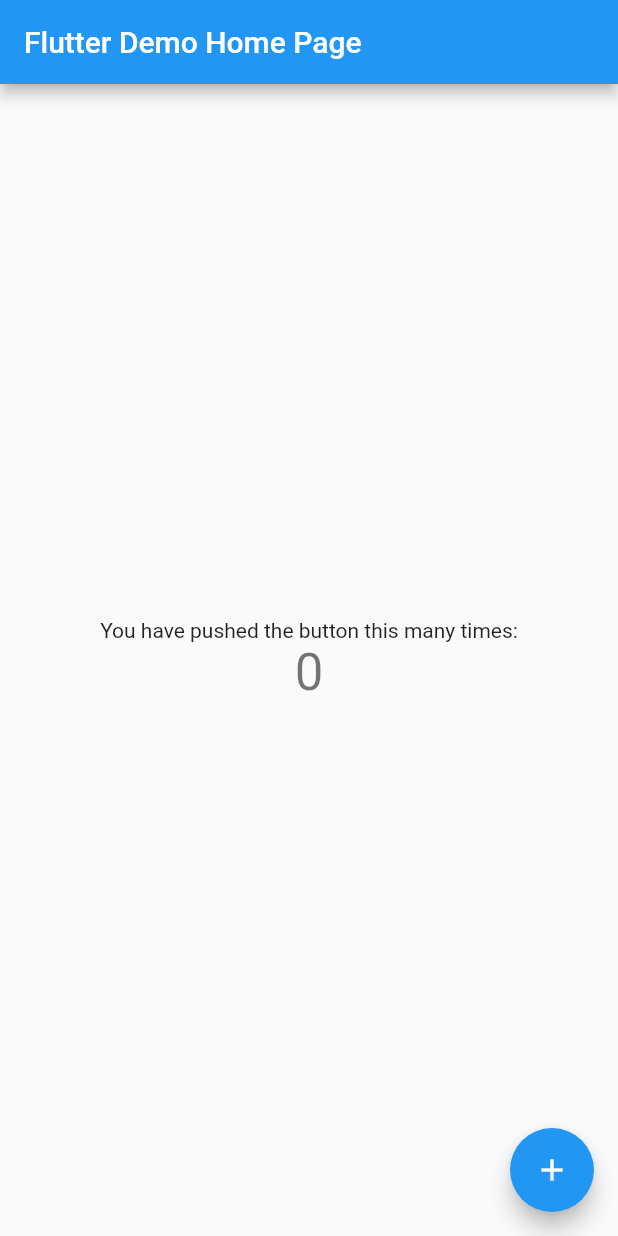
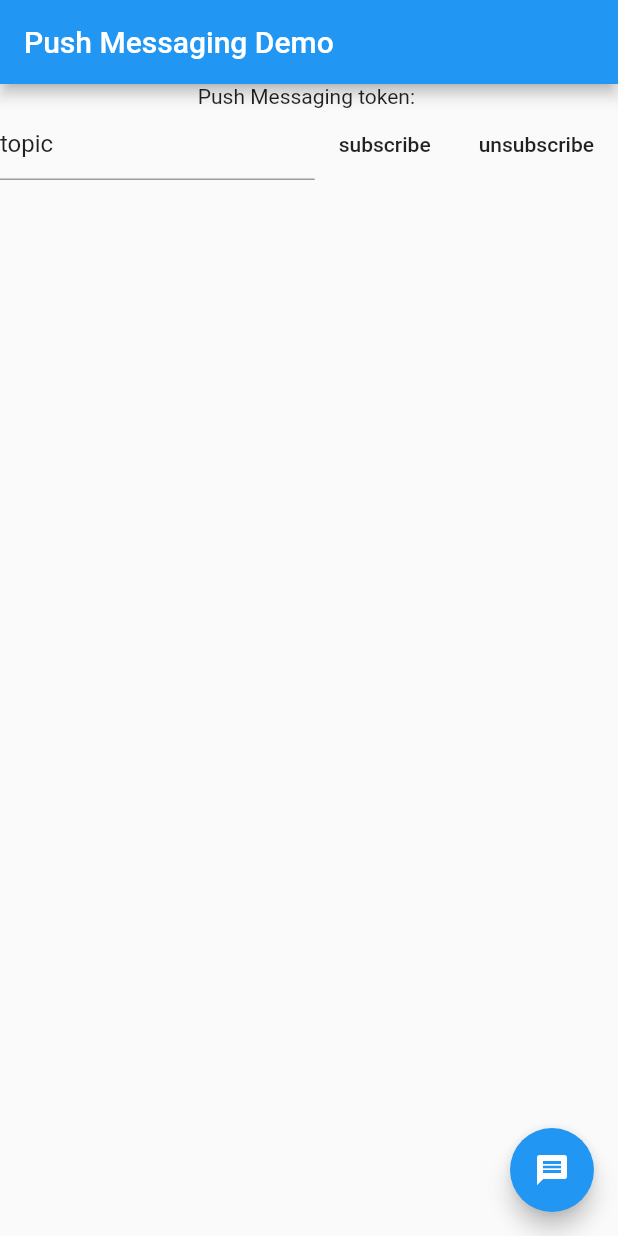
Before and after one commit to cebesharun/flutterpush, a Flutter app: the screen it shows after launch, on a phone screen of 412 x 824 dp. Run offline on Flutter 3.47's test engine with Material 2 defaults, Android fonts, the phone set to English and light mode, and no system bars; our stand-ins replace firebase_messaging; accounts and stored records are empty.

Commit message:
config firebase

```diff
--- a/lib/main.dart
+++ b/lib/main.dart
@@ -1,117 +1,243 @@
+// Copyright 2019 The Chromium Authors. All rights reserved.
+// Use of this source code is governed by a BSD-style license that can be
+// found in the LICENSE file.
+
+import 'dart:async';
+
+import 'package:firebase_messaging/firebase_messaging.dart';
 import 'package:flutter/material.dart';
-
-void main() {
-  runApp(MyApp());
+final Map<String, Item> _items = <String, Item>{};
+Item _itemForMessage(Map<String, dynamic> message) {
+  final dynamic data = message['data'] ?? message;
+  final String itemId = data['id'];
+  final Item item = _items.putIfAbsent(itemId, () => Item(itemId: itemId))
+    ..status = data['status'];
+  return item;
 }
 
-class MyApp extends StatelessWidget {
-  // This widget is the root of your application.
-  @override
-  Widget build(BuildContext context) {
-    return MaterialApp(
-      title: 'Flutter Demo',
-      theme: ThemeData(
-        // This is the theme of your application.
-        //
-        // Try running your application with "flutter run". You'll see the
-        // application has a blue toolbar. Then, without quitting the app, try
-        // changing the primarySwatch below to Colors.green and then invoke
-        // "hot reload" (press "r" in the console where you ran "flutter run",
-        // or simply save your changes to "hot reload" in a Flutter IDE).
-        // Notice that the counter didn't reset back to zero; the application
-        // is not restarted.
-        primarySwatch: Colors.blue,
-        // This makes the visual density adapt to the platform that you run
-        // the app on. For desktop platforms, the controls will be smaller and
-        // closer together (more dense) than on mobile platforms.
-        visualDensity: VisualDensity.adaptivePlatformDensity,
+class Item {
+  Item({this.itemId});
+  final String itemId;
+
+  StreamController<Item> _controller = StreamController<Item>.broadcast();
+  Stream<Item> get onChanged => _controller.stream;
+
+  String _status;
+  String get status => _status;
+  set status(String value) {
+    _status = value;
+    _controller.add(this);
+  }
+
+  static final Map<String, Route<void>> routes = <String, Route<void>>{};
+  Route<void> get route {
+    final String routeName = '/detail/$itemId';
+    return routes.putIfAbsent(
+      routeName,
+      () => MaterialPageRoute<void>(
+        settings: RouteSettings(name: routeName),
+        builder: (BuildContext context) => DetailPage(itemId),
       ),
-      home: MyHomePage(title: 'Flutter Demo Home Page'),
     );
   }
 }
 
-class MyHomePage extends StatefulWidget {
-  MyHomePage({Key key, this.title}) : super(key: key);
+class DetailPage extends StatefulWidget {
+  DetailPage(this.itemId);
+  final String itemId;
+  @override
+  _DetailPageState createState() => _DetailPageState();
+}
 
-  // This widget is the home page of your application. It is stateful, meaning
-  // that it has a State object (defined below) that contains fields that affect
-  // how it looks.
-
-  // This class is the configuration for the state. It holds the values (in this
-  // case the title) provided by the parent (in this case the App widget) and
-  // used by the build method of the State. Fields in a Widget subclass are
-  // always marked "final".
-
-  final String title;
+class _DetailPageState extends State<DetailPage> {
+  Item _item;
+  StreamSubscription<Item> _subscription;
 
   @override
-  _MyHomePageState createState() => _MyHomePageState();
-}
-
-class _MyHomePageState extends State<MyHomePage> {
-  int _counter = 0;
-
-  void _incrementCounter() {
-    setState(() {
-      // This call to setState tells the Flutter framework that something has
-      // changed in this State, which causes it to rerun the build method below
-      // so that the display can reflect the updated values. If we changed
-      // _counter without calling setState(), then the build method would not be
-      // called again, and so nothing would appear to happen.
-      _counter++;
+  void initState() {
+    super.initState();
+    _item = _items[widget.itemId];
+    _subscription = _item.onChanged.listen((Item item) {
+      if (!mounted) {
+        _subscription.cancel();
+      } else {
+        setState(() {
+          _item = item;
+        });
+      }
     });
   }
 
   @override
   Widget build(BuildContext context) {
-    // This method is rerun every time setState is called, for instance as done
-    // by the _incrementCounter method above.
-    //
-    // The Flutter framework has been optimized to make rerunning build methods
-    // fast, so that you can just rebuild anything that needs updating rather
-    // than having to individually change instances of widgets.
     return Scaffold(
       appBar: AppBar(
-        // Here we take the value from the MyHomePage object that was created by
-        // the App.build method, and use it to set our appbar title.
-        title: Text(widget.title),
+        title: Text("Item ${_item.itemId}"),
       ),
-      body: Center(
-        // Center is a layout widget. It takes a single child and positions it
-        // in the middle of the parent.
-        child: Column(
-          // Column is also a layout widget. It takes a list of children and
-          // arranges them vertically. By default, it sizes itself to fit its
-          // children horizontally, and tries to be as tall as its parent.
-          //
-          // Invoke "debug painting" (press "p" in the console, choose the
-          // "Toggle Debug Paint" action from the Flutter Inspector in Android
-          // Studio, or the "Toggle Debug Paint" command in Visual Studio Code)
-          // to see the wireframe for each widget.
-          //
-          // Column has various properties to control how it sizes itself and
-          // how it positions its children. Here we use mainAxisAlignment to
-          // center the children vertically; the main axis here is the vertical
-          // axis because Columns are vertical (the cross axis would be
-          // horizontal).
-          mainAxisAlignment: MainAxisAlignment.center,
-          children: <Widget>[
-            Text(
-              'You have pushed the button this many times:',
-            ),
-            Text(
-              '$_counter',
-              style: Theme.of(context).textTheme.headline4,
-            ),
-          ],
-        ),
+      body: Material(
+        child: Center(child: Text("Item status: ${_item.status}")),
       ),
-      floatingActionButton: FloatingActionButton(
-        onPressed: _incrementCounter,
-        tooltip: 'Increment',
-        child: Icon(Icons.add),
-      ), // This trailing comma makes auto-formatting nicer for build methods.
     );
   }
 }
+
+class PushMessagingExample extends StatefulWidget {
+  @override
+  _PushMessagingExampleState createState() => _PushMessagingExampleState();
+}
+
+class _PushMessagingExampleState extends State<PushMessagingExample> {
+  String _homeScreenText = "Waiting for token...";
+  bool _topicButtonsDisabled = false;
+
+  final FirebaseMessaging _firebaseMessaging = FirebaseMessaging();
+  final TextEditingController _topicController =
+      TextEditingController(text: 'topic');
+
+  Widget _buildDialog(BuildContext context, Item item) {
+    return AlertDialog(
+      content: Text("Item ${item.itemId} has been updated"),
+      actions: <Widget>[
+        FlatButton(
+          child: const Text('CLOSE'),
+          onPressed: () {
+            Navigator.pop(context, false);
+          },
+        ),
+        FlatButton(
+          child: const Text('SHOW'),
+          onPressed: () {
+            Navigator.pop(context, true);
+          },
+        ),
+      ],
+    );
+  }
+
+  void _showItemDialog(Map<String, dynamic> message) {
+    showDialog<bool>(
+      context: context,
+      builder: (_) => _buildDialog(context, _itemForMessage(message)),
+    ).then((bool shouldNavigate) {
+      if (shouldNavigate == true) {
+        _navigateToItemDetail(message);
+      }
+    });
+  }
+
+  void _navigateToItemDetail(Map<String, dynamic> message) {
+    final Item item = _itemForMessage(message);
+    // Clear away dialogs
+    Navigator.popUntil(context, (Route<dynamic> route) => route is PageRoute);
+    if (!item.route.isCurrent) {
+      Navigator.push(context, item.route);
+    }
+  }
+
+  @override
+  void initState() {
+    super.initState();
+    _firebaseMessaging.configure(
+      onMessage: (Map<String, dynamic> message) async {
+        print("onMessage: $message");
+        _showItemDialog(message);
+      },
+      onLaunch: (Map<String, dynamic> message) async {
+        print("onLaunch: $message");
+        _navigateToItemDetail(message);
+      },
+      onResume: (Map<String, dynamic> message) async {
+        print("onResume: $message");
+        _navigateToItemDetail(message);
+      },
+    );
+    _firebaseMessaging.requestNotificationPermissions(
+        const IosNotificationSettings(
+            sound: true, badge: true, alert: true, provisional: true));
+    _firebaseMessaging.onIosSettingsRegistered
+        .listen((IosNotificationSettings settings) {
+      print("Settings registered: $settings");
+    });
+    _firebaseMessaging.getToken().then((String token) {
+      assert(token != null);
+      setState(() {
+        _homeScreenText = "Push Messaging token: $token";
+      });
+      print(_homeScreenText);
+    });
+  }
+
+  @override
+  Widget build(BuildContext context) {
+    return Scaffold(
+        appBar: AppBar(
+          title: const Text('Push Messaging Demo'),
+        ),
+        // For testing -- simulate a message being received
+        floatingActionButton: FloatingActionButton(
+          onPressed: () => _showItemDialog(<String, dynamic>{
+            "data": <String, String>{
+              "id": "2",
+              "status": "out of stock",
+            },
+          }),
+          tooltip: 'Simulate Message',
+          child: const Icon(Icons.message),
+        ),
+        body: Material(
+          child: Column(
+            children: <Widget>[
+              Center(
+                child: Text(_homeScreenText),
+              ),
+              Row(children: <Widget>[
+                Expanded(
+                  child: TextField(
+                      controller: _topicController,
+                      onChanged: (String v) {
+                        setState(() {
+                          _topicButtonsDisabled = v.isEmpty;
+                        });
+                      }),
+                ),
+                FlatButton(
+                  child: const Text("subscribe"),
+                  onPressed: _topicButtonsDisabled
+                      ? null
+                      : () {
+                          _firebaseMessaging
+                              .subscribeToTopic(_topicController.text);
+                          _clearTopicText();
+                        },
+                ),
+                FlatButton(
+                  child: const Text("unsubscribe"),
+                  onPressed: _topicButtonsDisabled
+                      ? null
+                      : () {
+                          _firebaseMessaging
+                              .unsubscribeFromTopic(_topicController.text);
+                          _clearTopicText();
+                        },
+                ),
+              ])
+            ],
+          ),
+        ));
+  }
+
+  void _clearTopicText() {
+    setState(() {
+      _topicController.text = "";
+      _topicButtonsDisabled = true;
+    });
+  }
+}
+
+void main() {
+  runApp(
+    MaterialApp(
+      home: PushMessagingExample(),
+    ),
+  );
+}
```
Also changed, not shown: 2 other files.
